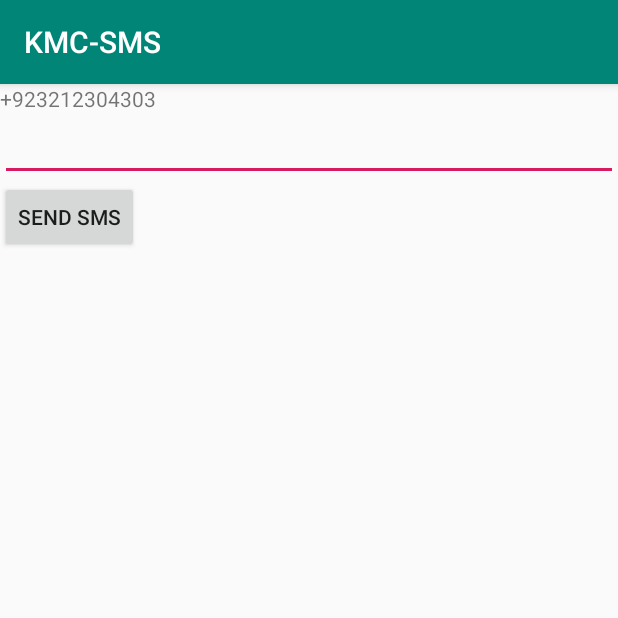
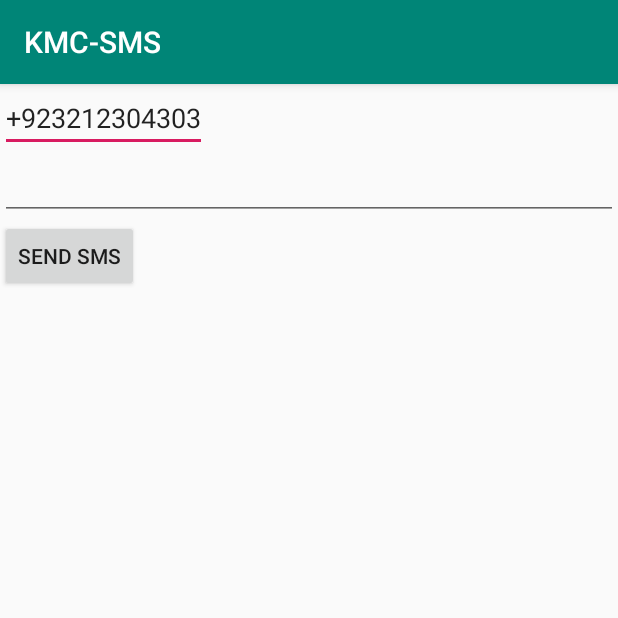
Before and after one commit to shznaqvi/KMCSMS, an Android app: the screen it shows after launch (MainActivity), on a phone screen of 412 x 824 dp, the top half of it. Run offline under Robolectric (Android 15) with nearby library versions, the phone set to English and light mode, and no system bars.

Commit message:
in-app SMS

```diff
--- a/app/src/main/res/layout/activity_main.xml
+++ b/app/src/main/res/layout/activity_main.xml
@@ -1,21 +1,16 @@
 <?xml version="1.0" encoding="utf-8"?>
 <LinearLayout xmlns:android="http://schemas.android.com/apk/res/android"
-    xmlns:app="http://schemas.android.com/apk/res-auto"
     xmlns:tools="http://schemas.android.com/tools"
     android:layout_width="match_parent"
     android:layout_height="match_parent"
     android:orientation="vertical"
     tools:context=".MainActivity">
 
-    <TextView
+    <EditText
         android:id="@+id/number_to_call"
         android:layout_width="wrap_content"
         android:layout_height="wrap_content"
-        android:text="+923212304303"
-        app:layout_constraintBottom_toBottomOf="parent"
-        app:layout_constraintLeft_toLeftOf="parent"
-        app:layout_constraintRight_toRightOf="parent"
-        app:layout_constraintTop_toTopOf="parent" />
+        android:text="+923212304303" />
 
     <EditText
         android:id="@+id/sms_message"
```
Also changed, not shown: app/src/main/java/edu/aku/hassannaqvi/kmc_sms/MainActivity.java (+24 -0 lines).
